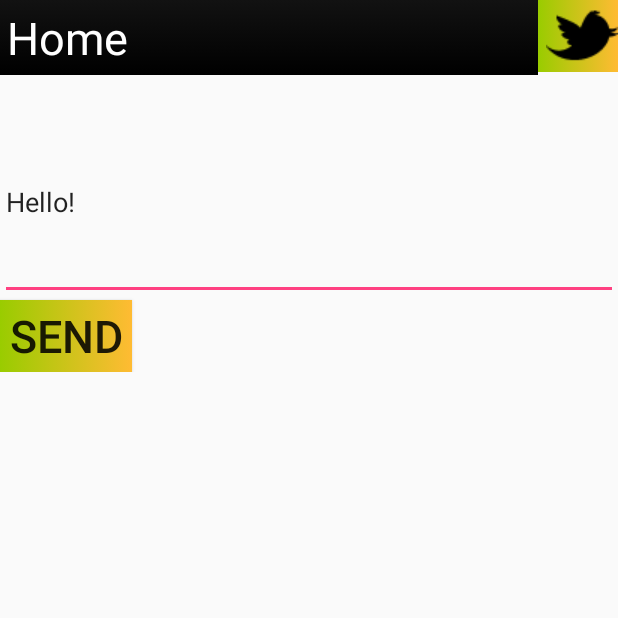
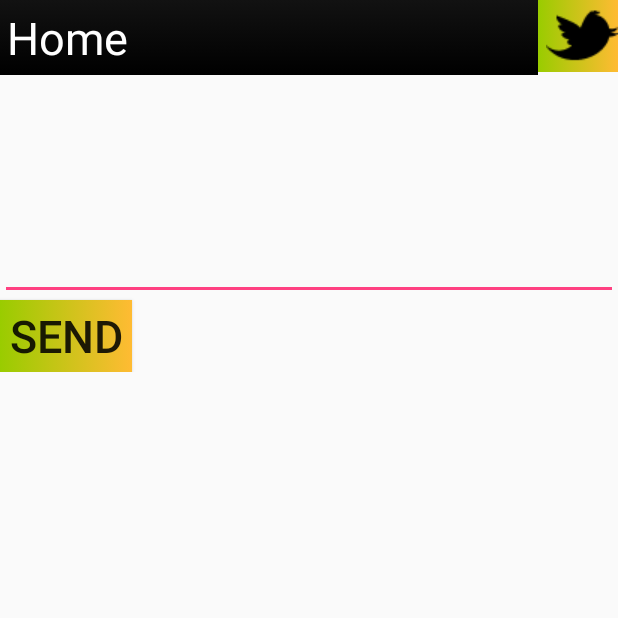
Before and after one commit to apspoliveira/TwitterClient-Android, an Android app: the MainActivity screen opened directly, with no data from a screen before it, after a tap on "Home", on a phone screen of 412 x 824 dp, the top half of it. Run offline under Robolectric (Android 15) with nearby library versions, the phone set to English and light mode, and no system bars.

Commit message:
Do tweets

```diff
--- a/app/src/main/java/com/example/twitterclient/MainActivity.java
+++ b/app/src/main/java/com/example/twitterclient/MainActivity.java
@@ -107,7 +107,7 @@ public class MainActivity extends Activity implements OnClickListener {
                     tweetTxt.post(new Runnable() {
                         @Override
                         public void run() {
-                            tweetTxt.setText("Hello!");
+                            tweetTxt.setText("");
                         }
                     });
 
@@ -120,7 +120,7 @@ public class MainActivity extends Activity implements OnClickListener {
                 tweetTxt.post(new Runnable() {
                     @Override
                     public void run() {
-                        tweetTxt.setText("Hello!");
+                        tweetTxt.setText("");
                     }
                 });
                 break;
```
